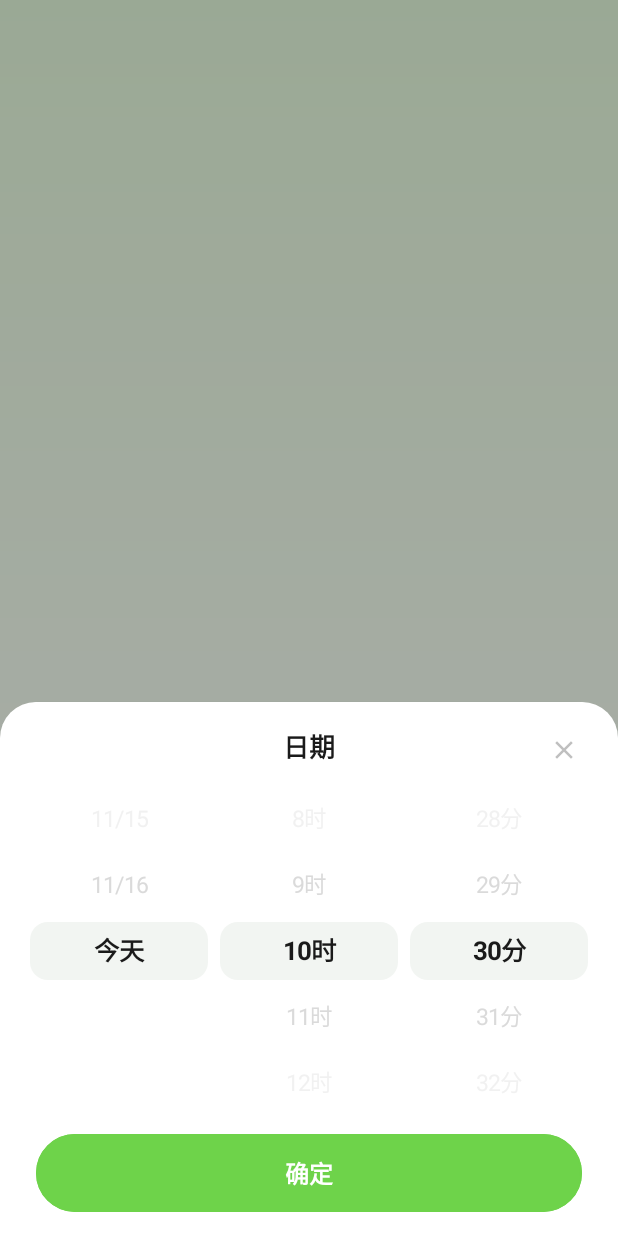
After one commit to MengFuFu/CalorieApp, an Android app: the fragment DateWheelSheet shown on its own in the app's theme, on a phone screen of 412 x 824 dp. The commit adds this screen. Run offline under Robolectric (Android 15) with nearby library versions, the phone set to English and light mode, and no system bars.

Commit message:
日期滚轮不再被 BottomSheet 拦截竖直滑动

```diff
--- /dev/null
+++ b/app/src/main/java/com/mh/calorie/ui/weight/DateWheelSheet.kt
@@ -0,0 +1,116 @@
+package com.mh.calorie.ui.weight
+
+import android.os.Bundle
+import android.view.LayoutInflater
+import android.view.View
+import android.view.ViewGroup
+import androidx.core.os.bundleOf
+import com.google.android.material.bottomsheet.BottomSheetDialogFragment
+import com.mh.calorie.R
+import com.mh.calorie.databinding.SheetDateWheelBinding
+import java.time.LocalDate
+import java.time.LocalDateTime
+import java.time.LocalTime
+import java.time.format.DateTimeFormatter
+import java.util.Locale
+
+/**
+ * 日期滚轮面板：日 / 时 / 分三列。
+ *
+ * 从 WeightInputSheet 用 childFragmentManager 弹出来，所以输入面板会留在后面，
+ * 和设计稿那种「第二层 sheet 压在第一层上」一致。
+ */
+class DateWheelSheet  : BottomSheetDialogFragment() {
+
+    private var _binding: SheetDateWheelBinding? = null
+    private val binding get() = _binding!!
+
+    /** 可选日期：最近 90 天，最后一项是今天（不允许记未来） */
+    private val days = mutableListOf<LocalDate>()
+
+    override fun onCreateView(
+        inflater: LayoutInflater,
+        container: ViewGroup?,
+        savedInstanceState: Bundle?
+    ): View? {
+        _binding = SheetDateWheelBinding.inflate(inflater, container, false)
+        return binding.root
+    }
+
+    override fun onViewCreated(view: View, savedInstanceState: Bundle?) {
+        val initial = arguments?.getString(ARG_DATETIME)
+            ?.let { runCatching { LocalDateTime.parse(it, FORMATTER) }.getOrNull() }
+            ?: LocalDateTime.now()
+
+        buildDays(initial.toLocalDate())
+
+        val dayLabels = days.map { day ->
+            if(day == LocalDate.now()) getString(R.string.date_today)
+            else day.format(DAY_FORMATTER)
+        }
+        val hourLabels = (0..23).map { getString(R.string.hour_format, it) }
+        val minuteLabels = (0..59).map { getString(R.string.minute_format, it) }
+
+        binding.wheelDay.setItems(dayLabels, days.indexOf(initial.toLocalDate()).coerceAtLeast(0))
+        binding.wheelHour.setItems(hourLabels, initial.hour)
+        binding.wheelMinute.setItems(minuteLabels, initial.minute)
+
+        binding.btnClose.setOnClickListener { dismiss() }
+        binding.btnConfirm.setOnClickListener { confirm() }
+    }
+
+    override fun onStart() {
+        super.onStart()
+        // 和输入面板同样处理：换掉 Material 自带的直角背景
+        dialog?.findViewById<View>(com.google.android.material.R.id.design_bottom_sheet)?.apply {
+            setBackgroundResource(R.drawable.bg_sheet_white)
+            layoutParams.height = ViewGroup.LayoutParams.WRAP_CONTENT
+        }
+    }
+
+    /** 生成「今天往前 90 天」，若传入日期更早则单独补在最前面 */
+    private fun buildDays(selected: LocalDate) {
+        val today = LocalDate.now()
+        val start = today.minusDays(89)
+        days.clear()
+        var cursor = start
+        while (!cursor.isAfter(today)) {
+            days += cursor
+            cursor = cursor.plusDays(1)
+        }
+        if(selected.isBefore(start)) days.add(0, selected)
+    }
+
+    private fun confirm() {
+        val date = days.getOrNull(binding.wheelDay.selectedIndex) ?: return
+        // 小时、分钟的滚轮下标就是数值本身，直接用
+        val time = LocalTime.of(binding.wheelHour.selectedIndex, binding.wheelMinute.selectedIndex)
+
+        parentFragmentManager.setFragmentResult(
+            REQUEST_KEY,
+            bundleOf(RESULT_DATETIME to date.atTime(time).format(FORMATTER))
+        )
+        dismiss()
+    }
+
+    override fun onDestroyView() {
+        super.onDestroyView()
+        _binding = null
+    }
+
+    companion object {
+        const val TAG = "DateWheelSheet"
+        const val REQUEST_KEY = "date_wheel_request"
+        const val RESULT_DATETIME = "date_wheel_value"
+
+        /** 与 WeightInputSheet 共用同一种时间格式 */
+        val FORMATTER: DateTimeFormatter = DateTimeFormatter.ofPattern("yyyy-MM-dd HH:mm", Locale.US)
+
+        private const val ARG_DATETIME = "arg_datetime"
+        private val DAY_FORMATTER: DateTimeFormatter = DateTimeFormatter.ofPattern("M/d", Locale.US)
+
+        fun newInstance(current: LocalDateTime): DateWheelSheet = DateWheelSheet().apply {
+            arguments = bundleOf(ARG_DATETIME to current.format(FORMATTER))
+        }
+    }
+}
--- /dev/null
+++ b/app/src/main/java/com/mh/calorie/ui/widget/WheelPickerView.kt
@@ -0,0 +1,197 @@
+package com.mh.calorie.ui.widget
+
+import android.content.Context
+import android.graphics.Canvas
+import android.graphics.Paint
+import android.graphics.RectF
+import android.graphics.Typeface
+import android.util.AttributeSet
+import android.view.MotionEvent
+import android.view.VelocityTracker
+import android.view.View
+import android.view.ViewConfiguration
+import android.widget.OverScroller
+import androidx.annotation.ColorInt
+import androidx.core.content.ContextCompat
+import com.mh.calorie.R
+import kotlin.math.abs
+import kotlin.math.floor
+import kotlin.math.max
+import kotlin.math.min
+import kotlin.math.roundToInt
+
+/**
+ * 竖排滚轮选择器（全自绘）。
+ *
+ * 不用 NumberPicker 的原因：它自带蓝色分隔线、上下箭头和固定行高，
+ * 做不出「选中行圆角胶囊 + 上下渐隐 + 无分隔线」的设计。
+ *
+ * 屏幕里永远只显示 5 行，高度由 onMeasure 写死，保证三个滚轮横向对齐。
+ */
+class WheelPickerView @JvmOverloads constructor(
+    context: Context,
+    attrs: AttributeSet? = null,
+    defStyleAttr: Int = 0
+) : View(context, attrs, defStyleAttr) {
+
+    private val density = resources.displayMetrics.density
+    private val scaledDensity = resources.displayMetrics.scaledDensity
+
+    private val itemHeight = resources.getDimension(R.dimen.wheel_item_height)
+    private val pillRadius = resources.getDimension(R.dimen.wheel_pill_radius)
+    private val pillInset = 4f * density
+
+    private val textPaint = Paint(Paint.ANTI_ALIAS_FLAG).apply { textAlign = Paint.Align.CENTER }
+    private val pillPaint = Paint(Paint.ANTI_ALIAS_FLAG).apply {
+        color = ContextCompat.getColor(context, R.color.wheel_highlight)
+    }
+    private val pillRect = RectF()
+
+    @ColorInt
+    private val colorSelected = ContextCompat.getColor(context, R.color.text_primary)
+    @ColorInt
+    private val colorNormal = ContextCompat.getColor(context, R.color.wheel_text_normal)
+
+    private val textSizeSelected = 17f * scaledDensity
+    private val textSizeNormal = 15f * scaledDensity
+
+    private var items: List<String> = emptyList()
+
+    /** 滚动偏移（px）：0 = 第一项居中；(size-1)*itemHeight = 最后一项居中 */
+    private var scrollOffset = 0f
+    private val maxOffset: Float get() = max(0f, (items.size - 1) * itemHeight)
+
+    private val scroller = OverScroller(context)
+    private var tracker: VelocityTracker? = null
+    private var lastY = 0f
+    private var dragging = false
+    private val touchSlop = ViewConfiguration.get(context).scaledTouchSlop
+
+    /** 选中项落定后回调（拖动过程中不触发） */
+    var onSelected: ((Int) -> Unit)? = null
+
+    val selectedIndex: Int
+        get() = if (items.isEmpty()) 0
+        else (scrollOffset / itemHeight).roundToInt().coerceIn(0, items.lastIndex)
+
+    fun setItems(labels: List<String>, selected: Int = 0) {
+        items = labels
+        scrollOffset = selected.coerceIn(0, max(0, labels.lastIndex)) * itemHeight
+        invalidate()
+    }
+
+    override fun onMeasure(widthMeasureSpec: Int, heightMeasureSpec: Int) {
+        // 高度恒等于 5 行，忽略 XML 里给的 height，避免三个滚轮高度不一致
+        setMeasuredDimension(
+            getDefaultSize(suggestedMinimumWidth, widthMeasureSpec),
+            (itemHeight * VISIBLE_ROWS).toInt()
+        )
+    }
+
+    override fun computeScroll() {
+        if (scroller.computeScrollOffset()) {
+            scrollOffset = scroller.currY.toFloat().coerceIn(0f, maxOffset)
+            invalidate()
+        }
+    }
+
+    override fun onDraw(canvas: Canvas) {
+        if (items.isEmpty()) return
+
+        val centerY = height / 2f
+
+        // 选中行的高亮胶囊，上下各让出 6% 行高，看起来更细一点
+        val halfFill = itemHeight * 0.44f
+        pillRect.set(pillInset, centerY - halfFill, width - pillInset, centerY + halfFill)
+        canvas.drawRoundRect(pillRect, pillRadius, pillRadius, pillPaint)
+
+        val centerIndex = scrollOffset / itemHeight
+        val first = floor(centerIndex).toInt() - VISIBLE_ROWS / 2 - 1
+        val last = first + VISIBLE_ROWS + 2
+
+        for (i in max(0, first)..min(items.lastIndex, last)) {
+            val rowCenterY = centerY + (i * itemHeight - scrollOffset)
+            val distance = abs(i - centerIndex)
+
+            // 2.6 行以外完全淡出
+            val alpha = (1f - distance / 2.6f).coerceIn(0f, 1f)
+            if (alpha <= 0f) continue
+
+            val isSelected = distance < 0.5f
+            textPaint.textSize = if (isSelected) textSizeSelected else textSizeNormal
+            textPaint.typeface = if (isSelected) Typeface.DEFAULT_BOLD else Typeface.DEFAULT
+            textPaint.color = if (isSelected) colorSelected else colorNormal
+            textPaint.alpha = (alpha * 255).toInt()
+
+            // 基线校正：让文字视觉上垂直居中
+            val baseline = rowCenterY - (textPaint.descent() + textPaint.ascent()) / 2f
+            canvas.drawText(items[i], width / 2f, baseline, textPaint)
+        }
+    }
+
+    override fun onTouchEvent(event: MotionEvent): Boolean {
+        if (items.isEmpty()) return false
+
+        if (tracker == null) tracker = VelocityTracker.obtain()
+        tracker?.addMovement(event)
+
+        when (event.actionMasked) {
+            MotionEvent.ACTION_DOWN -> {
+                scroller.forceFinished(true)
+                lastY = event.y
+                dragging = false
+                // 关键：让 BottomSheetBehavior 的 ViewDragHelper 不要在半路拦截
+                parent?.requestDisallowInterceptTouchEvent(true)
+            }
+
+            MotionEvent.ACTION_MOVE -> {
+                val dy = lastY - event.y
+                if (!dragging && abs(dy) > touchSlop) dragging = true
+                if (dragging) {
+                    scrollOffset = (scrollOffset + dy).coerceIn(0f, maxOffset)
+                    lastY = event.y
+                    invalidate()
+                }
+            }
+
+            MotionEvent.ACTION_UP, MotionEvent.ACTION_CANCEL -> {
+                // 松手/被取消后恢复，让 sheet 自己在其它区域还能拖
+                parent?.requestDisallowInterceptTouchEvent(false)
+                tracker?.computeCurrentVelocity(1000)
+                settle(tracker?.yVelocity ?: 0f)
+                tracker?.recycle()
+                tracker = null
+            }
+        }
+        return true
+    }
+
+    /** 松手后吸附到最近一行；快速滑动时朝速度方向多走半格 */
+    private fun settle(velocityY: Float) {
+        val exact = scrollOffset / itemHeight
+        val extra = when {
+            velocityY < -FLING_VELOCITY -> 0.5f   // 手指上滑 → 往后翻
+            velocityY > FLING_VELOCITY -> -0.5f
+            else -> 0f
+        }
+        val target = (exact + extra).roundToInt().coerceIn(0, items.lastIndex)
+        val previous = selectedIndex
+
+        scroller.startScroll(
+            0,
+            scrollOffset.toInt(),
+            0,
+            (target * itemHeight - scrollOffset).toInt(),
+            SNAP_DURATION_MS
+        )
+        invalidate()
+
+        if (target != previous) onSelected?.invoke(target)
+    }
+
+    private companion object {
+        const val VISIBLE_ROWS = 5
+        const val SNAP_DURATION_MS = 220
+        const val FLING_VELOCITY = 800f
+    }
+}
--- /dev/null
+++ b/app/src/main/res/layout/sheet_date_wheel.xml
@@ -0,0 +1,74 @@
+<?xml version="1.0" encoding="utf-8"?>
+<LinearLayout xmlns:android="http://schemas.android.com/apk/res/android"
+    xmlns:app="http://schemas.android.com/apk/res-auto"
+    android:layout_width="match_parent"
+    android:layout_height="wrap_content"
+    android:background="@drawable/bg_sheet_white"
+    android:orientation="vertical"
+    android:paddingBottom="@dimen/space_16">
+
+    <!-- 标题行：日期 + 关闭 -->
+    <FrameLayout
+        android:layout_width="match_parent"
+        android:layout_height="wrap_content"
+        android:paddingHorizontal="@dimen/space_20"
+        android:paddingTop="@dimen/space_16">
+
+        <TextView
+            android:layout_width="wrap_content"
+            android:layout_height="wrap_content"
+            android:layout_gravity="center_horizontal"
+            android:text="@string/sheet_date_title"
+            android:textColor="@color/text_primary"
+            android:textSize="17sp"
+            android:textStyle="bold" />
+
+        <ImageView
+            android:id="@+id/btnClose"
+            android:layout_width="32dp"
+            android:layout_height="32dp"
+            android:layout_gravity="end|center_vertical"
+            android:background="?attr/selectableItemBackgroundBorderless"
+            android:contentDescription="@string/action_close"
+            android:padding="@dimen/space_6"
+            android:src="@drawable/ic_close"
+            app:tint="@color/text_tertiary" />
+    </FrameLayout>
+
+    <!-- 三列滚轮：等宽，垂直方向由 WheelPickerView 自己定高 -->
+    <LinearLayout
+        android:layout_width="match_parent"
+        android:layout_height="wrap_content"
+        android:layout_marginTop="@dimen/space_8"
+        android:orientation="horizontal"
+        android:paddingHorizontal="@dimen/space_16">
+
+        <com.mh.calorie.ui.widget.WheelPickerView
+            android:id="@+id/wheelDay"
+            android:layout_width="0dp"
+            android:layout_height="wrap_content"
+            android:layout_weight="1" />
+
+        <com.mh.calorie.ui.widget.WheelPickerView
+            android:id="@+id/wheelHour"
+            android:layout_width="0dp"
+            android:layout_height="wrap_content"
+            android:layout_weight="1" />
+
+        <com.mh.calorie.ui.widget.WheelPickerView
+            android:id="@+id/wheelMinute"
+            android:layout_width="0dp"
+            android:layout_height="wrap_content"
+            android:layout_weight="1" />
+    </LinearLayout>
+
+    <Button
+        android:id="@+id/btnConfirm"
+        style="@style/Widget.Momo.Button.Pill.Filled"
+        android:layout_width="match_parent"
+        android:layout_height="52dp"
+        android:layout_marginHorizontal="@dimen/space_24"
+        android:layout_marginTop="@dimen/space_12"
+        android:text="@string/action_confirm"
+        android:textSize="16sp" />
+</LinearLayout>
--- a/app/src/main/res/layout/sheet_weight_input.xml
+++ b/app/src/main/res/layout/sheet_weight_input.xml
@@ -21,8 +21,12 @@
             android:layout_height="32dp"
             android:layout_gravity="center_horizontal"
             android:background="@drawable/bg_chip_time"
+            android:clickable="true"
+            android:drawableEnd="@drawable/ic_caret_down"
             android:drawableStart="@drawable/ic_clock"
             android:drawablePadding="@dimen/space_4"
+            android:focusable="true"
+            android:foreground="?attr/selectableItemBackground"
             android:gravity="center"
             android:paddingHorizontal="@dimen/space_16"
             android:textColor="@color/text_primary"
--- a/app/src/main/res/values/colors.xml
+++ b/app/src/main/res/values/colors.xml
@@ -78,4 +78,7 @@
     <color name="keypad_ripple">#1A000000</color>
 
     <color name="toast_bg">#CC000000</color>
+
+    <color name="wheel_highlight">#F2F5F2</color>
+    <color name="wheel_text_normal">#C2C2C2</color>
 </resources>
--- a/app/src/main/res/values/dimens.xml
+++ b/app/src/main/res/values/dimens.xml
@@ -65,4 +65,7 @@
     <dimen name="space_6">6dp</dimen>
     <dimen name="space_10">10dp</dimen>
     <dimen name="space_14">14dp</dimen>
+
+    <dimen name="wheel_item_height">44dp</dimen>
+    <dimen name="wheel_pill_radius">12dp</dimen>
 </resources>
--- a/app/src/main/res/values/strings.xml
+++ b/app/src/main/res/values/strings.xml
@@ -88,4 +88,10 @@
     <string name="keypad_delete">删除</string>
 
     <string name="weight_range_hint">正常体重在20公斤~300公斤之间</string>
+
+    <string name="sheet_date_title">日期</string>
+    <string name="action_confirm">确定</string>
+    <string name="date_today">今天</string>
+    <string name="hour_format">%1$d时</string>
+    <string name="minute_format">%1$d分</string>
 </resources>
```
Also changed, not shown: app/src/main/java/com/mh/calorie/ui/weight/WeightInputSheet.kt (+15 -0 lines), app/src/main/res/drawable/ic_caret_down.xml (added, +9 -0 lines).
